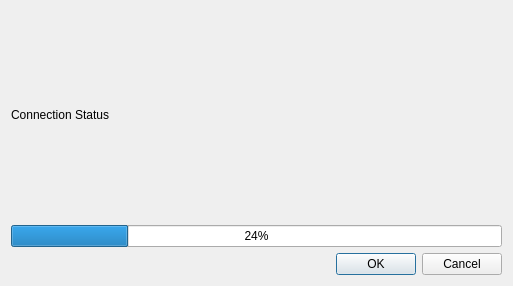
Qt form src/connection.ui (z-bitcoinz/BitcoinZ_Blue) before a commit.
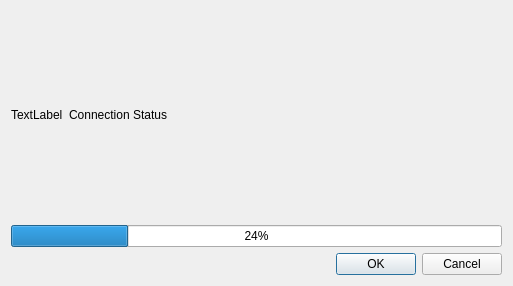
The same form after that commit.

```diff
--- a/src/connection.ui
+++ b/src/connection.ui
@@ -14,7 +14,7 @@
    <string>Connecting to zcashd</string>
   </property>
   <layout class="QGridLayout" name="gridLayout">
-   <item row="2" column="0">
+   <item row="2" column="1">
     <widget class="QDialogButtonBox" name="buttonBox">
      <property name="orientation">
       <enum>Qt::Horizontal</enum>
@@ -24,20 +24,30 @@
      </property>
     </widget>
    </item>
-   <item row="1" column="0">
+   <item row="0" column="1">
+    <widget class="QLabel" name="status">
+     <property name="text">
+      <string>Connection Status</string>
+     </property>
+     <property name="wordWrap">
+      <bool>true</bool>
+     </property>
+    </widget>
+   </item>
+   <item row="0" column="0">
+    <widget class="QLabel" name="icon">
+     <property name="text">
+      <string>TextLabel</string>
+     </property>
+    </widget>
+   </item>
+   <item row="1" column="0" colspan="2">
     <widget class="QProgressBar" name="progressBar">
      <property name="value">
       <number>24</number>
      </property>
     </widget>
    </item>
-   <item row="0" column="0">
-    <widget class="QLabel" name="status">
-     <property name="text">
-      <string>Connection Status</string>
-     </property>
-    </widget>
-   </item>
   </layout>
  </widget>
  <resources/>
```
Left out of the diff: 5 changed lines with no effect on the pictures.
